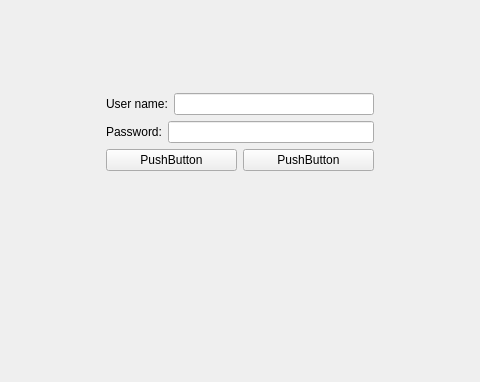
Qt form form.ui (Intro-to-SE-Lab-Fall-20/Group-2) before a commit; both pictures show x 110 to 590 and y 118 to 500 of the 700 by 500 pixel window.
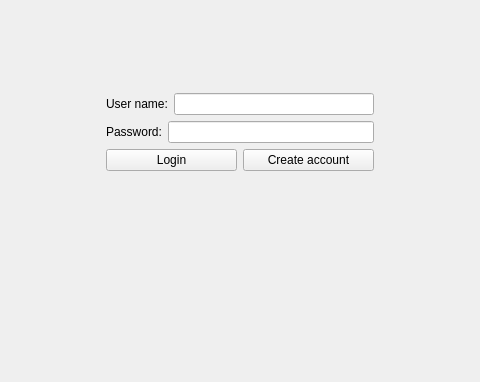
The same form after that commit.

The edit to the form file:
```diff
--- a/form.ui
+++ b/form.ui
@@ -130,14 +130,14 @@
        <item>
         <widget class="QPushButton" name="pushButton_2">
          <property name="text">
-          <string>PushButton</string>
+          <string>Login</string>
          </property>
         </widget>
        </item>
        <item>
         <widget class="QPushButton" name="pushButton">
          <property name="text">
-          <string>PushButton</string>
+          <string>Create account</string>
          </property>
         </widget>
        </item>
```
